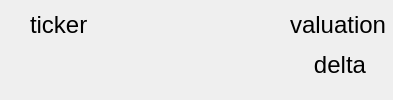
Old version of the form src/gui/widgets/watchlistsummarycard.ui in the repository guruprerana/trading-platform-pp.
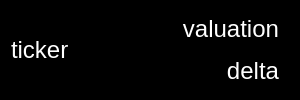
New version of the form.

The edit to the form file:
```diff
--- a/src/gui/widgets/watchlistsummarycard.ui
+++ b/src/gui/widgets/watchlistsummarycard.ui
@@ -6,7 +6,7 @@
    <rect>
     <x>0</x>
     <y>0</y>
-    <width>393</width>
+    <width>300</width>
     <height>100</height>
    </rect>
   </property>
@@ -18,22 +18,19 @@
   </property>
   <property name="maximumSize">
    <size>
-    <width>16777215</width>
+    <width>300</width>
     <height>100</height>
    </size>
   </property>
   <property name="windowTitle">
    <string>Form</string>
   </property>
+  <property name="styleSheet">
+   <string notr="true">background-color: black;</string>
+  </property>
+  <layout class="QHBoxLayout" name="horizontalLayout" stretch="0,1">
+   <item>
   <widget class="QLabel" name="ticker">
-   <property name="geometry">
-    <rect>
-     <x>30</x>
-     <y>10</y>
-     <width>100</width>
-     <height>30</height>
-    </rect>
-   </property>
    <property name="maximumSize">
     <size>
      <width>100</width>
@@ -45,6 +42,9 @@
      <pointsize>18</pointsize>
     </font>
    </property>
+     <property name="styleSheet">
+      <string notr="true">color: white;</string>
+     </property>
    <property name="text">
     <string>ticker</string>
    </property>
@@ -55,19 +55,18 @@
     <set>Qt::AlignLeading|Qt::AlignLeft|Qt::AlignVCenter</set>
    </property>
   </widget>
+   </item>
+   <item>
+    <layout class="QVBoxLayout" name="verticalLayout">
+     <property name="rightMargin">
+      <number>10</number>
+     </property>
+     <item>
   <widget class="QLabel" name="valuation">
-   <property name="geometry">
-    <rect>
-     <x>290</x>
-     <y>10</y>
-     <width>100</width>
-     <height>30</height>
-    </rect>
-   </property>
    <property name="maximumSize">
     <size>
-     <width>100</width>
-     <height>30</height>
+         <width>2000</width>
+         <height>2000</height>
     </size>
    </property>
    <property name="font">
@@ -75,6 +74,9 @@
      <pointsize>18</pointsize>
     </font>
    </property>
+       <property name="styleSheet">
+        <string notr="true">color: white;</string>
+       </property>
    <property name="text">
     <string>valuation</string>
    </property>
@@ -82,22 +84,16 @@
     <enum>Qt::AutoText</enum>
    </property>
    <property name="alignment">
-    <set>Qt::AlignLeading|Qt::AlignLeft|Qt::AlignVCenter</set>
-   </property>
-  </widget>
+        <set>Qt::AlignRight|Qt::AlignTrailing|Qt::AlignVCenter</set>
+       </property>
+      </widget>
+     </item>
+     <item>
   <widget class="QLabel" name="delta">
-   <property name="geometry">
-    <rect>
-     <x>290</x>
-     <y>50</y>
-     <width>100</width>
-     <height>30</height>
-    </rect>
-   </property>
    <property name="maximumSize">
     <size>
-     <width>100</width>
-     <height>30</height>
+         <width>2000</width>
+         <height>2000</height>
     </size>
    </property>
    <property name="font">
@@ -105,6 +101,9 @@
      <pointsize>18</pointsize>
     </font>
    </property>
+       <property name="styleSheet">
+        <string notr="true">color: white;</string>
+       </property>
    <property name="text">
     <string>delta</string>
    </property>
@@ -112,9 +111,13 @@
     <enum>Qt::AutoText</enum>
    </property>
    <property name="alignment">
-    <set>Qt::AlignCenter</set>
-   </property>
-  </widget>
+        <set>Qt::AlignRight|Qt::AlignTrailing|Qt::AlignVCenter</set>
+       </property>
+      </widget>
+     </item>
+    </layout>
+   </item>
+  </layout>
  </widget>
  <resources/>
  <connections/>
```
Lines whose indentation alone changed are shown as unchanged.
